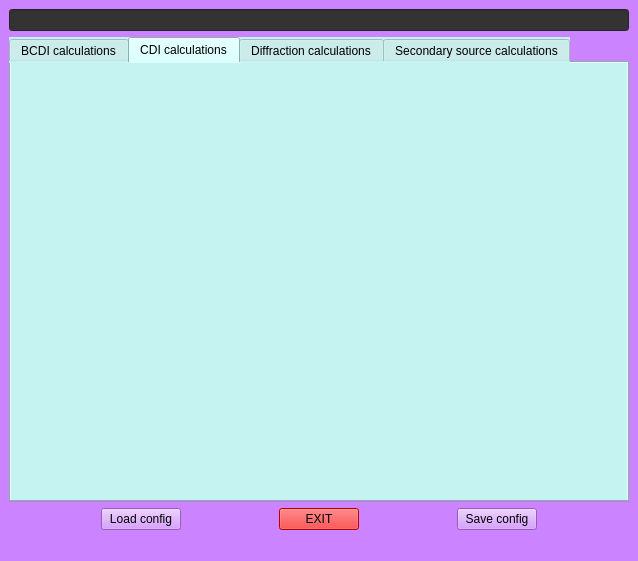
Before: the Qt Designer form cdicalc/resources/mainWindow.ui in carnisj/cdicalc, drawn with Qt 5.
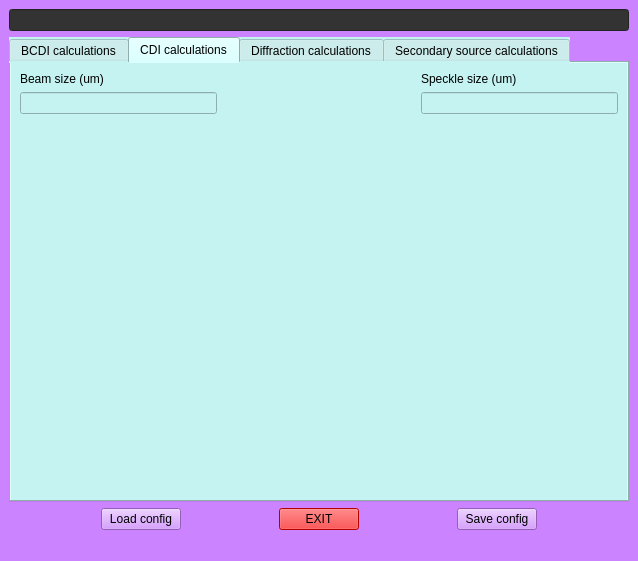
After: the same form once the commit is applied. The open tabs and pages were chosen to show the change.

Commit message: gui: add widgets for the speckle size

```diff
--- a/cdicalc/resources/mainWindow.ui
+++ b/cdicalc/resources/mainWindow.ui
@@ -379,6 +379,74 @@
          <attribute name="title">
           <string>CDI calculations</string>
          </attribute>
+         <layout class="QGridLayout" name="gridLayout_4">
+          <item row="0" column="0">
+           <layout class="QVBoxLayout" name="verticalLayout_23">
+            <item>
+             <layout class="QHBoxLayout" name="horizontalLayout_8">
+              <item>
+               <layout class="QVBoxLayout" name="verticalLayout_15">
+                <item>
+                 <widget class="QLabel" name="label_9">
+                  <property name="text">
+                   <string>Beam size (um)</string>
+                  </property>
+                 </widget>
+                </item>
+                <item>
+                 <widget class="QLineEdit" name="beam_size"/>
+                </item>
+               </layout>
+              </item>
+              <item>
+               <spacer name="horizontalSpacer_17">
+                <property name="orientation">
+                 <enum>Qt::Horizontal</enum>
+                </property>
+                <property name="sizeHint" stdset="0">
+                 <size>
+                  <width>40</width>
+                  <height>20</height>
+                 </size>
+                </property>
+               </spacer>
+              </item>
+              <item>
+               <layout class="QVBoxLayout" name="verticalLayout_22">
+                <item>
+                 <widget class="QLabel" name="label_17">
+                  <property name="text">
+                   <string>Speckle size (um)</string>
+                  </property>
+                 </widget>
+                </item>
+                <item>
+                 <widget class="QLineEdit" name="speckle_size">
+                  <property name="readOnly">
+                   <bool>true</bool>
+                  </property>
+                 </widget>
+                </item>
+               </layout>
+              </item>
+             </layout>
+            </item>
+            <item>
+             <spacer name="verticalSpacer_5">
+              <property name="orientation">
+               <enum>Qt::Vertical</enum>
+              </property>
+              <property name="sizeHint" stdset="0">
+               <size>
+                <width>20</width>
+                <height>40</height>
+               </size>
+              </property>
+             </spacer>
+            </item>
+           </layout>
+          </item>
+         </layout>
         </widget>
         <widget class="QWidget" name="diffraction">
          <attribute name="title">
```
Left out of the diff: 2 changed lines with no effect on the pictures. The commit also changes 1 other file.
